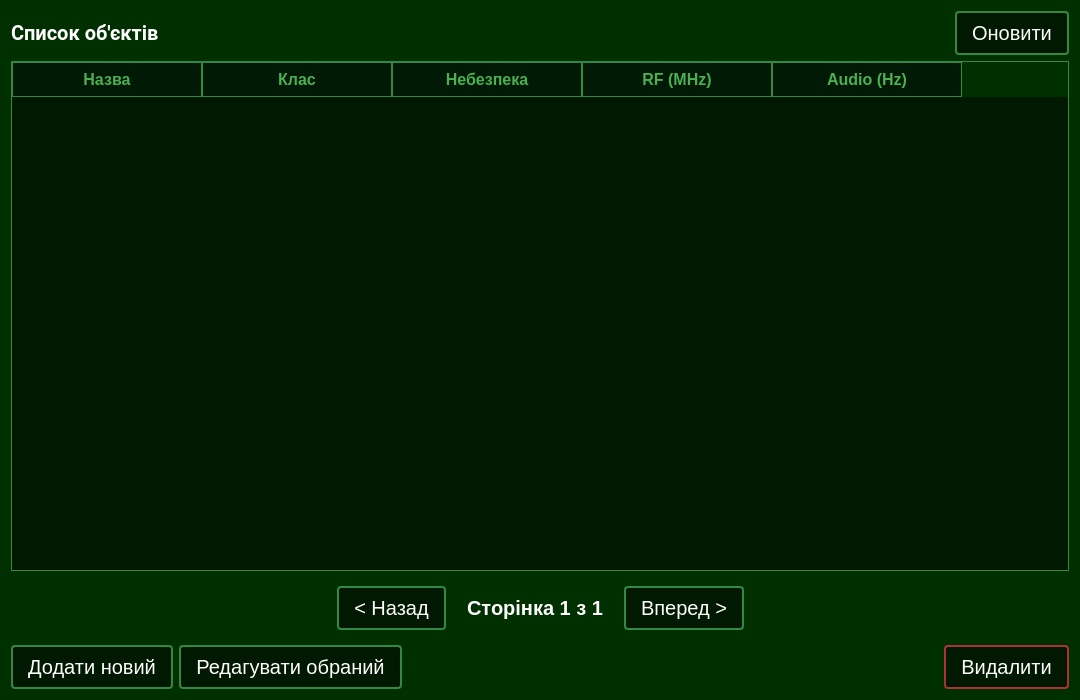
The window that app/ui/object_manager_dialog.ui (VadymKotsiuba1808/SDR_Pi) describes before a commit, drawn with Qt 5.
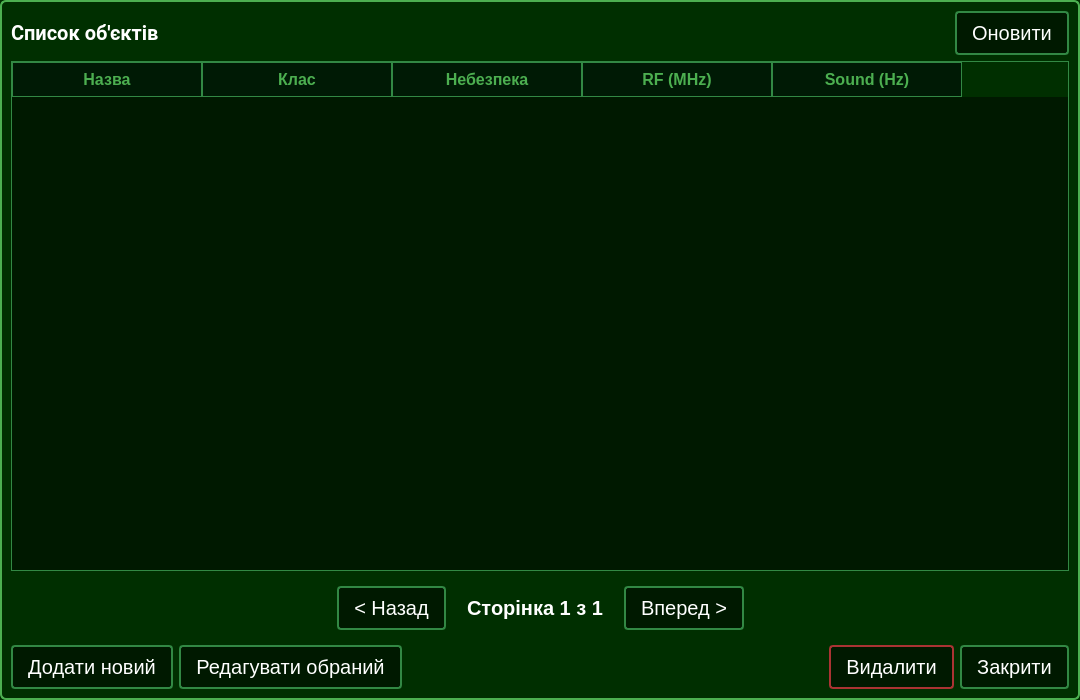
The same window after the commit.

Commit message: Added closeBtn to object_manager_dialog

What changed in the file:
```diff
--- a/app/ui/object_manager_dialog.ui
+++ b/app/ui/object_manager_dialog.ui
@@ -14,47 +14,52 @@
    <string>База об'єктів детекції</string>
   </property>
   <property name="styleSheet">
-   <string notr="true">QWidget {
-	background-color: #002f00;
-	color: #ffffff;
-	font-family: 'Roboto';
+      <string notr="true">QDialog{
+  border: 2px solid #4CAF50; 
+    border-radius: 6px;
+}
+
+QWidget {
+  background-color: #002f00;
+  color: #ffffff;
+  font-family: 'Roboto';
 }
 
 /* Таблиця */
 QTableWidget {
-	background-color: rgba(0, 10, 0, 0.6);
-	gridline-color: #328844;
-	border: 1px solid #328844;
-	font-size: 20px;
+  background-color: rgba(0, 10, 0, 0.6);
+  gridline-color: #328844;
+  border: 1px solid #328844;
+  font-size: 20px;
 }
 QTableWidget::item {
-	padding: 5px;
+  padding: 5px;
 }
 QTableWidget::item:selected {
-	background-color: #328844;
-	color: #ffffff;
+  background-color: #328844;
+  color: #ffffff;
 }
 QHeaderView::section {
-	background-color: #001a05;
-	color: #4CAF50;
-	padding: 5px;
-	border: 1px solid #328844;
-	font-weight: bold;
-	font-size:16px;
+  background-color: #001a05;
+  color: #4CAF50;
+  padding: 5px;
+  border: 1px solid #328844;
+  font-weight: bold;
+  font-size:16px;
 }
 
 QLabel{
-	font-size: 20px;
+  font-size: 20px;
 }
 
 /* Кнопки */
 QPushButton {
-	background-color: rgba(0, 20, 0, 0.8);
-	border: 2px solid #328844;
-	color: #ffffff;
-	font-size: 20px;
-	padding: 8px 15px;
-	border-radius: 4px;
+  background-color: rgba(0, 20, 0, 0.8);
+  border: 2px solid #328844;
+  color: #ffffff;
+  font-size: 20px;
+  padding: 8px 15px;
+  border-radius: 4px;
 }
 QPushButton:hover {
 	background-color: #328844;
@@ -70,11 +75,17 @@
 }
 
 QPushButton#btnDelete {
-	border-color: #aa3333;
+  border-color: #aa3333;
 }
 QPushButton#btnDelete:hover {
-	background-color: #aa3333;
-}</string>
+  background-color: #aa3333;
+}
+
+/* Кнопка закрити - трохи відрізняється (опціонально, тут стандартний стиль) */
+QPushButton#btnClose {
+    /* Можна додати специфічний стиль якщо треба, наразі як інші */
+}
+</string>
   </property>
   <layout class="QVBoxLayout" name="verticalLayout">
    <item>
@@ -154,7 +165,7 @@
      </column>
      <column>
       <property name="text">
-       <string>Audio (Hz)</string>
+              <string>Sound (Hz)</string>
       </property>
      </column>
     </widget>
@@ -260,6 +271,13 @@
        </property>
       </widget>
      </item>
+          <item>
+            <widget class="QPushButton" name="btnClose">
+              <property name="text">
+                <string>Закрити</string>
+              </property>
+            </widget>
+          </item>
     </layout>
    </item>
   </layout>
```
Left out of the diff: 6 changed lines with no effect on the pictures. Lines whose indentation alone changed are shown as unchanged. The commit also changes 1 other file.
